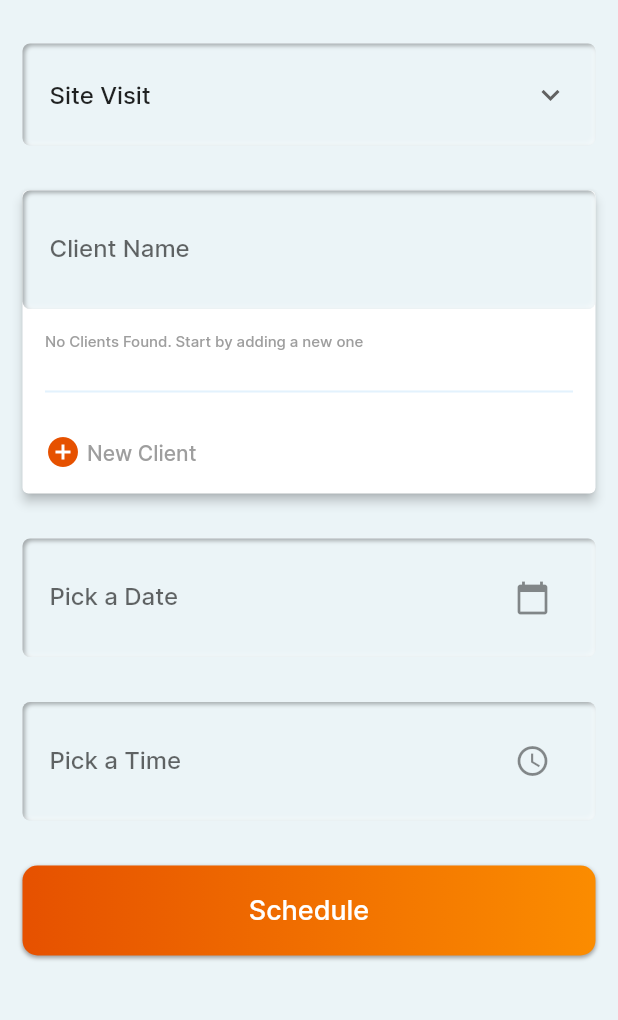
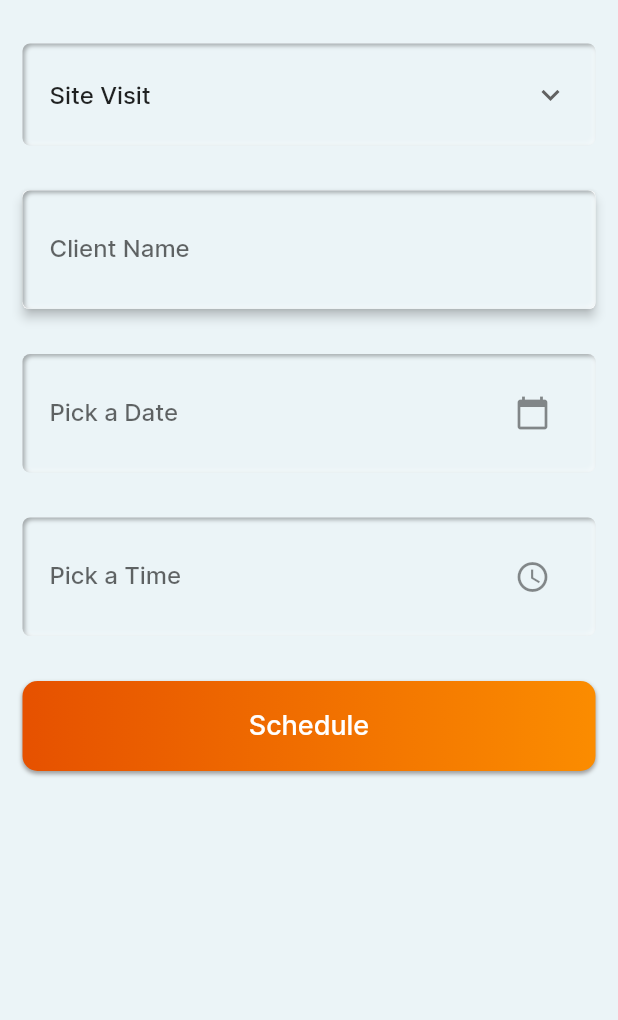
Before and after one commit to divyamdhadwal/ScheduleAppointment, a Flutter app: the screen it shows after launch, on a phone screen of 412 x 824 dp, the part 63-1083 px from its top. Run offline on Flutter 3.47's test engine with Material 2 defaults, Android fonts, the phone set to English and light mode, and no system bars; drawn by our look-alikes of datetime_picker_formfield, flutter_neumorphic; our stand-ins replace bloc, flutter_bloc, sqflite; accounts and stored records are empty.

Commit message:
Minor UI Improvements

```diff
--- a/lib/business_logic/cubits/cubit/appointmenttype_cubit.dart
+++ b/lib/business_logic/cubits/cubit/appointmenttype_cubit.dart
@@ -3,9 +3,9 @@ import 'package:bloc/bloc.dart';
 part 'appointmenttype_state.dart';
 
 class AppointmenttypeCubit extends Cubit<AppointmentTypeState> {
-  AppointmenttypeCubit()
-      : super(AppointmentTypeState(
-            currValue: 'Site Visit'));
+  AppointmenttypeCubit() : super(AppointmentTypeState(currValue: 'Site Visit'));
 
   void changeCurrValue(value) => emit(AppointmentTypeState(currValue: value));
+
+  //
 }
--- a/lib/business_logic/cubits/cubit/appointmenttype_state.dart
+++ b/lib/business_logic/cubits/cubit/appointmenttype_state.dart
@@ -2,6 +2,7 @@ part of 'appointmenttype_cubit.dart';
 
 class AppointmentTypeState {
   List<String> types = ['Site Visit', 'Video Conferencing'];
+
   String currValue;
-  AppointmentTypeState({required this.currValue});
+  AppointmentTypeState({ required this.currValue});
 }
--- /dev/null
+++ b/lib/business_logic/cubits/cubit/formchange_cubit.dart
@@ -0,0 +1,10 @@
+import 'package:bloc/bloc.dart';
+import 'package:meta/meta.dart';
+
+part 'formchange_state.dart';
+
+class FormchangeCubit extends Cubit<FormChangeState> {
+  FormchangeCubit() : super(FormChangeState(showResults: false));
+
+  void showResultsChange(val) => emit(FormChangeState(showResults: val));
+}
--- /dev/null
+++ b/lib/business_logic/cubits/cubit/formchange_state.dart
@@ -0,0 +1,6 @@
+part of 'formchange_cubit.dart';
+
+class FormChangeState {
+  bool showResults = false;
+  FormChangeState({required showResults});
+}
--- a/lib/data/dataproviders/client_provider.dart
+++ b/lib/data/dataproviders/client_provider.dart
@@ -5,6 +5,7 @@ import '../models/client.dart';
 
 class ClientProvider {
   final dbProvider = DatabaseProvider.dbProvider;
+
   Future<int> createClient(Client client) async {
     final db = await dbProvider.database;
     var result = db.insert(clientTABLE, client.toDatabaseJson());
--- a/lib/main.dart
+++ b/lib/main.dart
@@ -1,5 +1,6 @@
 import 'package:flutter/material.dart';
 import 'package:flutter_bloc/flutter_bloc.dart';
+import 'package:new_appointment/business_logic/cubits/cubit/formchange_cubit.dart';
 
 import 'constants/app_style.dart';
 import 'business_logic/cubits/cubit/appointmenttype_cubit.dart';
@@ -12,8 +13,15 @@ void main() {
 class MyApp extends StatelessWidget {
   @override
   Widget build(BuildContext context) {
-    return BlocProvider(
-      create: (context) => AppointmenttypeCubit(),
+    return MultiBlocProvider(
+      providers: [
+        BlocProvider<AppointmenttypeCubit>(
+          create: (BuildContext context) => AppointmenttypeCubit(),
+        ),
+        BlocProvider<FormchangeCubit>(
+            create: (BuildContext context) => FormchangeCubit())
+      ],
+      //create: (context) => AppointmenttypeCubit(),
       child: MaterialApp(
           title: 'New Appointment Screen',
           theme: ThemeData(
--- a/lib/presentation/screens/new_appointment.dart
+++ b/lib/presentation/screens/new_appointment.dart
@@ -28,6 +28,7 @@ class NewAppointment extends StatefulWidget {
 
 class _NewAppointmentState extends State<NewAppointment> {
   final ClientBloc clientBloc = ClientBloc();
+  bool showResults = false;
   final _clientName = TextEditingController();
   final _date = TextEditingController();
   final _time = TextEditingController();
@@ -180,13 +181,26 @@ class _NewAppointmentState extends State<NewAppointment> {
   void _searchResults(res) {
     if (res.length >= 1) {
       clientBloc.getClients(query: res);
+      setState(() {
+        showResults = true;
+      });
     } else {
+      setState(() {
+        showResults = false;
+      });
       clientBloc.getClients();
     }
   }
 
+  void _setClient(name) {
+    setState(() {
+      _clientName.text = name;
+    });
+  }
+
   @override
   Widget build(BuildContext context) {
+    //print(_clientName.value.text);
     return Scaffold(
         appBar: AppBar(
           titleSpacing: 0,
@@ -242,16 +256,19 @@ class _NewAppointmentState extends State<NewAppointment> {
                             myController: _clientName,
                             hintText: AppText.cltNameHelperText,
                           )),
+                      if (showResults)
                         PaddingWrapper(
                           myWidget: getClientsWidget(),
                         ),
+                      if (showResults)
                         Container(
-                        child:
-                            Divider(color: Colors.blue.shade50, thickness: 1.4),
+                          child: Divider(
+                              color: Colors.blue.shade50, thickness: 1.4),
                           padding: EdgeInsets.all(AppStyle.vLessPadding),
                           margin:
                               EdgeInsets.symmetric(horizontal: 10, vertical: 0),
                         ),
+                      if (showResults)
                         PaddingWrapper(
                           myWidget: InkWell(
                             onTap: () => newClientForm(context),
@@ -342,7 +359,9 @@ class _NewAppointmentState extends State<NewAppointment> {
                   itemCount: snapshot.data!.length,
                   itemBuilder: (context, itemPosition) {
                     Client client = snapshot.data![itemPosition];
-                    return ListTile(
+                    return InkWell(
+                      onTap: () => _setClient(client.firstName),
+                      child: ListTile(
                         contentPadding: EdgeInsets.zero,
                         horizontalTitleGap: 0.0,
                         title: Text(
@@ -353,6 +372,7 @@ class _NewAppointmentState extends State<NewAppointment> {
                             style: TextStyle(
                                 fontSize: AppStyle.h2Font,
                                 color: Colors.blue.shade400)),
+                      ),
                     );
                   }),
             )
```
Lines whose indentation alone changed are shown as unchanged.
